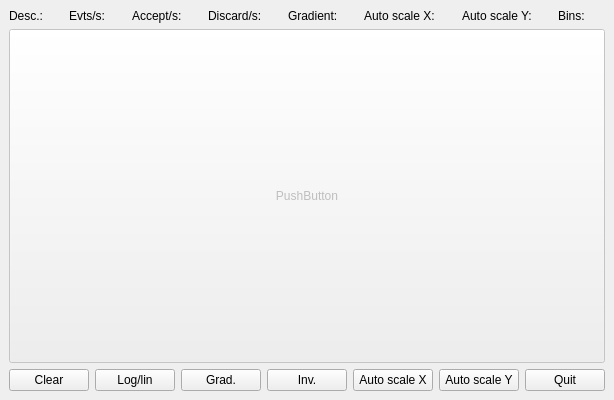
Above: src/daqlite/MainWindow.ui from ess-dmsc/daqlite before the change. Below: the same form after it.
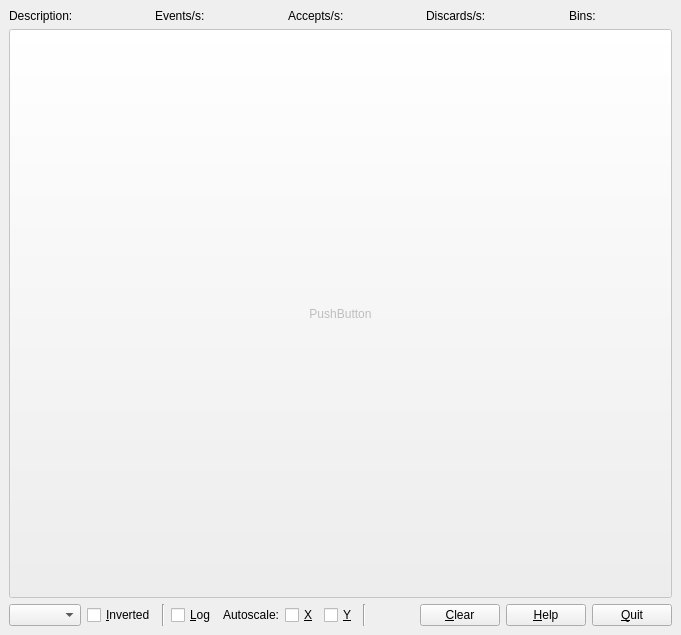
That is the form after the change.

What changed in the file:
```diff
--- a/src/daqlite/MainWindow.ui
+++ b/src/daqlite/MainWindow.ui
@@ -6,8 +6,8 @@
    <rect>
     <x>0</x>
     <y>0</y>
-    <width>600</width>
-    <height>400</height>
+    <width>681</width>
+    <height>635</height>
    </rect>
   </property>
   <property name="sizePolicy">
@@ -59,7 +59,7 @@
          </sizepolicy>
         </property>
         <property name="text">
-         <string>Desc.:</string>
+         <string>Description:</string>
         </property>
        </widget>
       </item>
@@ -79,13 +79,13 @@
       <item>
        <widget class="QLabel" name="lblEventRate">
         <property name="sizePolicy">
-         <sizepolicy hsizetype="Minimum" vsizetype="Minimum">
+         <sizepolicy hsizetype="Fixed" vsizetype="Minimum">
           <horstretch>0</horstretch>
           <verstretch>0</verstretch>
          </sizepolicy>
         </property>
         <property name="text">
-         <string>Evts/s:</string>
+         <string>Events/s:</string>
         </property>
        </widget>
       </item>
@@ -100,18 +100,21 @@
         <property name="text">
          <string/>
         </property>
+        <property name="alignment">
+         <set>Qt::AlignmentFlag::AlignLeading|Qt::AlignmentFlag::AlignLeft|Qt::AlignmentFlag::AlignVCenter</set>
+        </property>
        </widget>
       </item>
       <item>
        <widget class="QLabel" name="lblAcceptRate">
         <property name="sizePolicy">
-         <sizepolicy hsizetype="Minimum" vsizetype="Minimum">
+         <sizepolicy hsizetype="Fixed" vsizetype="Minimum">
           <horstretch>0</horstretch>
           <verstretch>0</verstretch>
          </sizepolicy>
         </property>
         <property name="text">
-         <string>Accept/s:</string>
+         <string>Accepts/s:</string>
         </property>
        </widget>
       </item>
@@ -131,13 +134,13 @@
       <item>
        <widget class="QLabel" name="lblDiscardedPixels">
         <property name="sizePolicy">
-         <sizepolicy hsizetype="Minimum" vsizetype="Minimum">
+         <sizepolicy hsizetype="Fixed" vsizetype="Minimum">
           <horstretch>0</horstretch>
           <verstretch>0</verstretch>
          </sizepolicy>
         </property>
         <property name="text">
-         <string>Discard/s:</string>
+         <string>Discards/s:</string>
         </property>
        </widget>
       </item>
@@ -154,88 +157,10 @@
         </property>
        </widget>
       </item>
-      <item>
-       <widget class="QLabel" name="lblGradient">
-        <property name="sizePolicy">
-         <sizepolicy hsizetype="Preferred" vsizetype="Minimum">
-          <horstretch>0</horstretch>
-          <verstretch>0</verstretch>
-         </sizepolicy>
-        </property>
-        <property name="text">
-         <string>Gradient:</string>
-        </property>
-       </widget>
-      </item>
-      <item>
-       <widget class="QLabel" name="lblGradientText">
-        <property name="sizePolicy">
-         <sizepolicy hsizetype="Preferred" vsizetype="Minimum">
-          <horstretch>0</horstretch>
-          <verstretch>0</verstretch>
-         </sizepolicy>
-        </property>
-        <property name="text">
-         <string/>
-        </property>
-       </widget>
-      </item>
-      <item>
-       <widget class="QLabel" name="lblAutoScaleX">
-        <property name="sizePolicy">
-         <sizepolicy hsizetype="Preferred" vsizetype="Minimum">
-          <horstretch>0</horstretch>
-          <verstretch>0</verstretch>
-         </sizepolicy>
-        </property>
-        <property name="text">
-         <string>Auto scale X:</string>
-        </property>
-       </widget>
-      </item>
-      <item>
-       <widget class="QLabel" name="lblAutoScaleXText">
-        <property name="sizePolicy">
-         <sizepolicy hsizetype="Preferred" vsizetype="Minimum">
-          <horstretch>0</horstretch>
-          <verstretch>0</verstretch>
-         </sizepolicy>
-        </property>
-        <property name="text">
-         <string/>
-        </property>
-       </widget>
-      </item>
-      <item>
-       <widget class="QLabel" name="lblAutoScaleY">
-        <property name="sizePolicy">
-         <sizepolicy hsizetype="Preferred" vsizetype="Minimum">
-          <horstretch>0</horstretch>
-          <verstretch>0</verstretch>
-         </sizepolicy>
-        </property>
-        <property name="text">
-         <string>Auto scale Y:</string>
-        </property>
-       </widget>
-      </item>
-      <item>
-       <widget class="QLabel" name="lblAutoScaleYText">
-        <property name="sizePolicy">
-         <sizepolicy hsizetype="Preferred" vsizetype="Minimum">
-          <horstretch>0</horstretch>
-          <verstretch>0</verstretch>
-         </sizepolicy>
-        </property>
-        <property name="text">
-         <string/>
-        </property>
-       </widget>
-      </item>
       <item>
        <widget class="QLabel" name="lblBinSize">
         <property name="sizePolicy">
-         <sizepolicy hsizetype="Preferred" vsizetype="Minimum">
+         <sizepolicy hsizetype="Fixed" vsizetype="Minimum">
           <horstretch>0</horstretch>
           <verstretch>0</verstretch>
          </sizepolicy>
@@ -286,44 +211,54 @@
     <item>
      <layout class="QHBoxLayout" name="BottomButtonRow">
       <item>
-       <widget class="QPushButton" name="pushButtonClear">
+       <widget class="QComboBox" name="comboGradient"/>
+      </item>
+      <item>
+       <widget class="QCheckBox" name="checkBoxInvert">
         <property name="text">
-         <string>Clear</string>
+         <string>&amp;Inverted</string>
         </property>
        </widget>
       </item>
       <item>
-       <widget class="QPushButton" name="pushButtonLog">
-        <property name="text">
-         <string>Log/lin</string>
+       <widget class="Line" name="gradientLine">
+        <property name="orientation">
+         <enum>Qt::Orientation::Vertical</enum>
         </property>
        </widget>
       </item>
       <item>
-       <widget class="QPushButton" name="pushButtonGradient">
+       <widget class="QCheckBox" name="checkBoxLog">
         <property name="text">
-         <string>Grad.</string>
+         <string>&amp;Log</string>
         </property>
        </widget>
       </item>
       <item>
-       <widget class="QPushButton" name="pushButtonInvert">
+       <widget class="QLabel" name="labelAutoScale">
         <property name="text">
-         <string>Inv.</string>
+         <string>Autoscale:</string>
         </property>
        </widget>
       </item>
       <item>
-       <widget class="QPushButton" name="pushButtonAutoScaleX">
+       <widget class="QCheckBox" name="checkBoxAutoScaleX">
         <property name="text">
-         <string>Auto scale X</string>
+         <string>&amp;X</string>
         </property>
        </widget>
       </item>
       <item>
-       <widget class="QPushButton" name="pushButtonAutoScaleY">
+       <widget class="QCheckBox" name="checkBoxAutoScaleY">
         <property name="text">
-         <string>Auto scale Y</string>
+         <string>&amp;Y</string>
+        </property>
+       </widget>
+      </item>
+      <item>
+       <widget class="Line" name="axisLine">
+        <property name="orientation">
+         <enum>Qt::Orientation::Vertical</enum>
         </property>
        </widget>
       </item>
@@ -340,10 +275,24 @@
         </property>
        </spacer>
       </item>
+      <item>
+       <widget class="QPushButton" name="pushButtonClear">
+        <property name="text">
+         <string>&amp;Clear</string>
+        </property>
+       </widget>
+      </item>
+      <item>
+       <widget class="QPushButton" name="helpButton">
+        <property name="text">
+         <string>&amp;Help</string>
+        </property>
+       </widget>
+      </item>
       <item>
        <widget class="QPushButton" name="pushButtonQuit">
         <property name="text">
-         <string>Quit</string>
+         <string>&amp;Quit</string>
         </property>
        </widget>
       </item>
```
Left out of the diff: 17 changed lines with no effect on the pictures.
